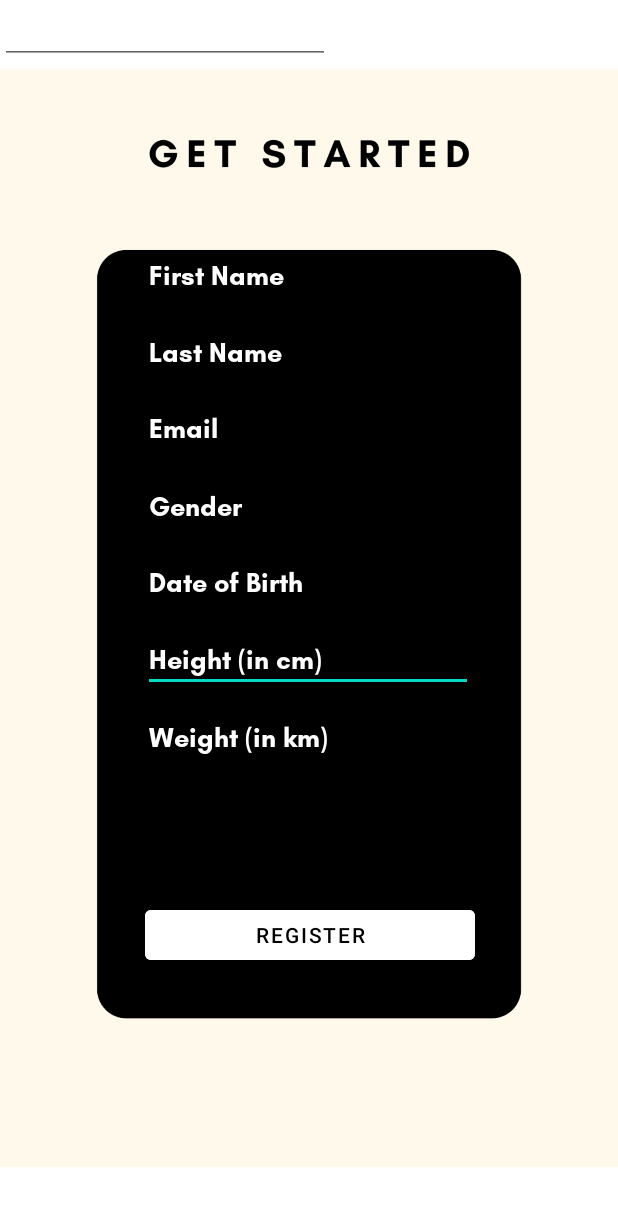
After one commit to chloegem/MobileFinalProject, an Android app: the layout activity_register.xml on its own in the app's theme, with its tools: preview values and no code run, on a phone screen of 412 x 824 dp. The commit adds this screen. Shown: the top 1206 px of the screen. Run offline under Robolectric (Android 15) with nearby library versions, the phone set to English and light mode, and no system bars.

Commit message:
Completed Register UI/UX

```diff
--- a/Frontend/app/src/main/AndroidManifest.xml
+++ b/Frontend/app/src/main/AndroidManifest.xml
@@ -14,6 +14,9 @@
         android:theme="@style/Theme.Glow"
         tools:targetApi="31">
         <activity
+            android:name=".Register"
+            android:exported="false" />
+        <activity
             android:name=".Login"
             android:exported="false" />
         <activity
--- a/Frontend/app/src/main/java/com/example/glow/Login.java
+++ b/Frontend/app/src/main/java/com/example/glow/Login.java
@@ -7,6 +7,7 @@ import android.content.Intent;
 import android.content.SharedPreferences;
 import android.os.AsyncTask;
 import android.os.Bundle;
+import android.view.View;
 import android.widget.Button;
 import android.widget.EditText;
 import android.widget.TextView;
@@ -116,4 +117,21 @@ public class Login extends AppCompatActivity {
         btn = (Button) findViewById(R.id.loginBtn);
         text = (TextView) findViewById(R.id.textView);
     }
+
+    public void register_onclick(View view){
+        startActivity(new Intent(Login.this, Register.class));
+    }
+
+    public void login_onclick(View view) {
+        String input_email = email.getText().toString();
+        String input_password = password.getText().toString();
+
+        if (input_email.equals("") || input_password.equals("")) {
+            Toast.makeText(getApplicationContext(), "Missing Info", Toast.LENGTH_LONG).show();
+        } else {
+            String url = "http://192.168.106.1/MobileFinal/Backend/login.php";
+            DownloadTask task = new DownloadTask();
+            task.execute(input_email, input_password, url);
+        }
+    }
 }
--- /dev/null
+++ b/Frontend/app/src/main/java/com/example/glow/Register.java
@@ -0,0 +1,17 @@
+package com.example.glow;
+
+import androidx.appcompat.app.AppCompatActivity;
+
+import android.os.Bundle;
+import android.widget.EditText;
+
+public class Register extends AppCompatActivity {
+
+    EditText fname_register, lname_register,
+
+    @Override
+    protected void onCreate(Bundle savedInstanceState) {
+        super.onCreate(savedInstanceState);
+        setContentView(R.layout.activity_register);
+    }
+}
--- a/Frontend/app/src/main/res/layout/activity_login.xml
+++ b/Frontend/app/src/main/res/layout/activity_login.xml
@@ -62,6 +62,7 @@
         android:layout_height="48dp"
         android:backgroundTint="#FFFFFF"
         android:fontFamily="@font/glacialindifferencebold"
+        android:onClick="login_onclick"
         android:text="LOGIN"
         android:textColor="#000000"
         app:layout_constraintBottom_toBottomOf="@+id/imageView2"
@@ -85,7 +86,7 @@
         app:layout_constraintHorizontal_bias="0.497"
         app:layout_constraintStart_toStartOf="parent"
         app:layout_constraintTop_toTopOf="parent"
-        app:layout_constraintVertical_bias="0.632" />
+        app:layout_constraintVertical_bias="0.611" />
 
     <TextView
         android:id="@+id/textView2"
@@ -104,5 +105,5 @@
         app:layout_constraintHorizontal_bias="0.498"
         app:layout_constraintStart_toStartOf="parent"
         app:layout_constraintTop_toTopOf="parent"
-        app:layout_constraintVertical_bias="0.666" />
+        app:layout_constraintVertical_bias="0.656" />
 </androidx.constraintlayout.widget.ConstraintLayout>
--- /dev/null
+++ b/Frontend/app/src/main/res/layout/activity_register.xml
@@ -0,0 +1,183 @@
+<?xml version="1.0" encoding="utf-8"?>
+<androidx.constraintlayout.widget.ConstraintLayout xmlns:android="http://schemas.android.com/apk/res/android"
+    xmlns:app="http://schemas.android.com/apk/res-auto"
+    xmlns:tools="http://schemas.android.com/tools"
+    android:layout_width="match_parent"
+    android:layout_height="match_parent"
+    tools:context=".Register">
+
+    <ImageView
+        android:id="@+id/imageView3"
+        android:layout_width="wrap_content"
+        android:layout_height="wrap_content"
+        app:layout_constraintBottom_toBottomOf="parent"
+        app:layout_constraintEnd_toEndOf="parent"
+        app:layout_constraintStart_toStartOf="parent"
+        app:layout_constraintTop_toTopOf="parent"
+        app:srcCompat="@drawable/register" />
+
+    <EditText
+        android:id="@+id/height_register"
+        android:layout_width="wrap_content"
+        android:layout_height="wrap_content"
+        android:ems="10"
+        android:fontFamily="@font/glacialindifferencebold"
+        android:inputType="textPersonName"
+        android:text="Height (in cm)"
+        android:textColor="#FFFFFF"
+        android:textColorHighlight="#FFFFFF"
+        android:textColorHint="#FFFFFF"
+        android:textColorLink="#FFFFFF"
+        app:layout_constraintBottom_toBottomOf="parent"
+        app:layout_constraintEnd_toEndOf="parent"
+        app:layout_constraintHorizontal_bias="0.497"
+        app:layout_constraintStart_toStartOf="parent"
+        app:layout_constraintTop_toTopOf="parent"
+        app:layout_constraintVertical_bias="0.536" />
+
+    <EditText
+        android:id="@+id/weight_register"
+        android:layout_width="wrap_content"
+        android:layout_height="wrap_content"
+        android:ems="10"
+        android:fontFamily="@font/glacialindifferencebold"
+        android:inputType="textPersonName"
+        android:text="Weight (in km)"
+        android:textColor="#FFFFFF"
+        android:textColorHighlight="#FFFFFF"
+        android:textColorHint="#FFFFFF"
+        android:textColorLink="#FFFFFF"
+        app:layout_constraintBottom_toBottomOf="parent"
+        app:layout_constraintEnd_toEndOf="parent"
+        app:layout_constraintHorizontal_bias="0.497"
+        app:layout_constraintStart_toStartOf="parent"
+        app:layout_constraintTop_toTopOf="parent"
+        app:layout_constraintVertical_bias="0.602" />
+
+    <EditText
+        android:id="@+id/dob_register"
+        android:layout_width="wrap_content"
+        android:layout_height="wrap_content"
+        android:ems="10"
+        android:fontFamily="@font/glacialindifferencebold"
+        android:inputType="textPersonName"
+        android:text="Date of Birth"
+        android:textColor="#FFFFFF"
+        android:textColorHighlight="#FFFFFF"
+        android:textColorHint="#FFFFFF"
+        android:textColorLink="#FFFFFF"
+        app:layout_constraintBottom_toBottomOf="parent"
+        app:layout_constraintEnd_toEndOf="parent"
+        app:layout_constraintHorizontal_bias="0.497"
+        app:layout_constraintStart_toStartOf="parent"
+        app:layout_constraintTop_toTopOf="parent"
+        app:layout_constraintVertical_bias="0.47" />
+
+    <EditText
+        android:id="@+id/fname_register"
+        android:layout_width="wrap_content"
+        android:layout_height="wrap_content"
+        android:ems="10"
+        android:fontFamily="@font/glacialindifferencebold"
+        android:hint="First Name"
+        android:inputType="textPersonName"
+        android:textColor="#FFFFFF"
+        android:textColorHighlight="#FFFFFF"
+        android:textColorHint="@color/white"
+        android:textColorLink="#FFFFFF"
+        app:layout_constraintBottom_toBottomOf="parent"
+        app:layout_constraintEnd_toEndOf="parent"
+        app:layout_constraintHorizontal_bias="0.497"
+        app:layout_constraintStart_toStartOf="parent"
+        app:layout_constraintTop_toTopOf="parent"
+        app:layout_constraintVertical_bias="0.208" />
+
+    <EditText
+        android:id="@+id/lname_register"
+        android:layout_width="wrap_content"
+        android:layout_height="wrap_content"
+        android:ems="10"
+        android:fontFamily="@font/glacialindifferencebold"
+        android:inputType="textPersonName"
+        android:text="Last Name"
+        android:textColor="#FFFFFF"
+        android:textColorHighlight="#FFFFFF"
+        android:textColorHint="@color/white"
+        android:textColorLink="@color/white"
+        app:layout_constraintBottom_toBottomOf="parent"
+        app:layout_constraintEnd_toEndOf="parent"
+        app:layout_constraintHorizontal_bias="0.497"
+        app:layout_constraintStart_toStartOf="parent"
+        app:layout_constraintTop_toTopOf="parent"
+        app:layout_constraintVertical_bias="0.274" />
+
+    <EditText
+        android:id="@+id/email_register"
+        android:layout_width="wrap_content"
+        android:layout_height="wrap_content"
+        android:ems="10"
+        android:fontFamily="@font/glacialindifferencebold"
+        android:inputType="textPersonName"
+        android:text="Email"
+        android:textColor="#FFFFFF"
+        android:textColorHighlight="#FFFFFF"
+        android:textColorHint="#FFFFFF"
+        android:textColorLink="#FFFFFF"
+        app:layout_constraintBottom_toBottomOf="parent"
+        app:layout_constraintEnd_toEndOf="parent"
+        app:layout_constraintHorizontal_bias="0.497"
+        app:layout_constraintStart_toStartOf="parent"
+        app:layout_constraintTop_toTopOf="parent"
+        app:layout_constraintVertical_bias="0.339" />
+
+    <EditText
+        android:id="@+id/gender_register"
+        android:layout_width="wrap_content"
+        android:layout_height="wrap_content"
+        android:ems="10"
+        android:fontFamily="@font/glacialindifferencebold"
+        android:inputType="textPersonName"
+        android:text="Gender"
+        android:textColor="#FFFFFF"
+        android:textColorHighlight="#FFFFFF"
+        android:textColorHint="#FFFFFF"
+        android:textColorLink="#FFFFFF"
+        app:layout_constraintBottom_toBottomOf="parent"
+        app:layout_constraintEnd_toEndOf="parent"
+        app:layout_constraintHorizontal_bias="0.497"
+        app:layout_constraintStart_toStartOf="parent"
+        app:layout_constraintTop_toTopOf="parent"
+        app:layout_constraintVertical_bias="0.405" />
+
+    <Button
+        android:id="@+id/registerbtn"
+        android:layout_width="220dp"
+        android:layout_height="45dp"
+        android:backgroundTint="#FFFFFF"
+        android:onClick="onClick"
+        android:text="Register"
+        android:textColor="#000000"
+        android:textColorHint="#000000"
+        app:layout_constraintBottom_toBottomOf="parent"
+        app:layout_constraintEnd_toEndOf="parent"
+        app:layout_constraintHorizontal_bias="0.502"
+        app:layout_constraintStart_toStartOf="parent"
+        app:layout_constraintTop_toTopOf="parent"
+        app:layout_constraintVertical_bias="0.771" />
+
+    <EditText
+        android:id="@+id/pass_register"
+        android:layout_width="wrap_content"
+        android:layout_height="wrap_content"
+        android:ems="10"
+        android:fontFamily="@font/glacialindifferencebold"
+        android:hint="Password"
+        android:inputType="textPassword"
+        android:textColor="#FFFFFF"
+        android:textColorHighlight="#FFFFFF"
+        android:textColorHint="#FFFFFF"
+        android:textColorLink="#FFFFFF"
+        tools:layout_editor_absoluteX="97dp"
+        tools:layout_editor_absoluteY="457dp" />
+
+</androidx.constraintlayout.widget.ConstraintLayout>
```
